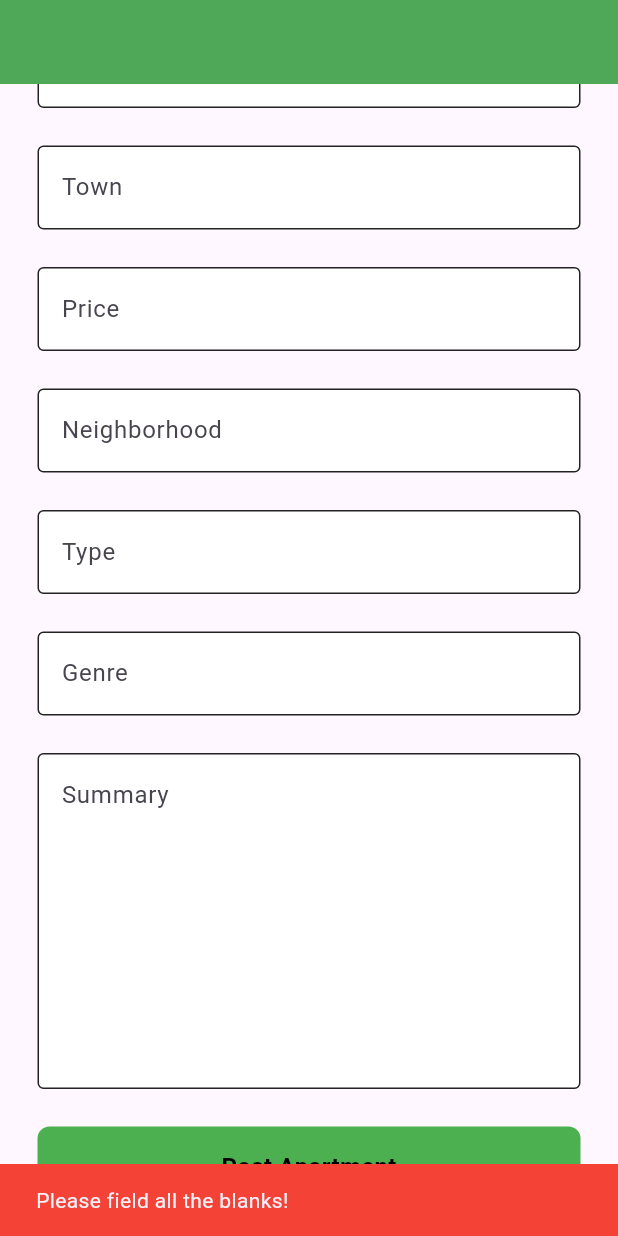
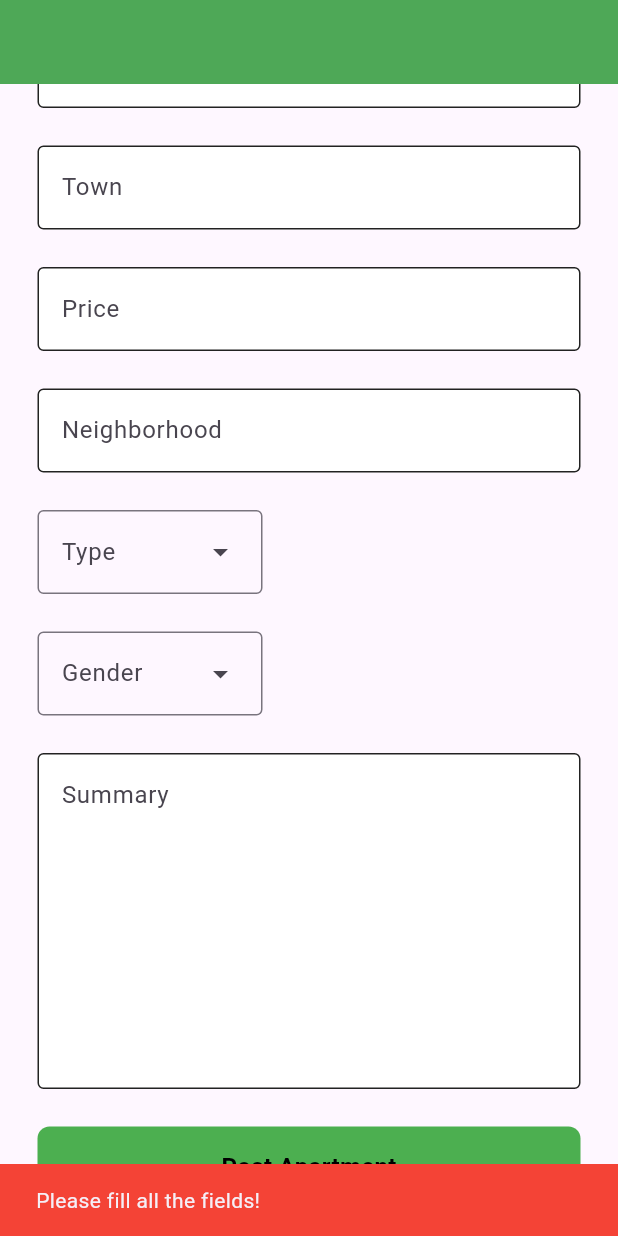
Before and after one commit to benjaminCMD/upr-housing, a Flutter app: the screen it shows once a user with an empty profile is signed in, scrolled down 65 dp, after a tap on "Post Apartment", on a phone screen of 412 x 824 dp. Run offline on Flutter 3.47's test engine with Material 3 defaults, Android fonts, the phone set to English and light mode, and no system bars; our stand-ins replace cloud_firestore, firebase_auth, firebase_core; accounts and stored records are empty.

Commit message:
Implemented dropdown to posting apartments, fixed typos of 'Genre' to 'Gender', and added appbar.

```diff
--- /dev/null
+++ b/lib/components/my_dropdown.dart
@@ -0,0 +1,29 @@
+import 'package:flutter/material.dart';
+class MyDropdown extends StatelessWidget {
+  final String text;
+  final List items;
+  final Function(String?) selectedValue; // Function needs to be created on parent widget to access selected value
+
+  const MyDropdown({
+    super.key,
+    required this.text,
+    required this.items,
+    required this.selectedValue
+    });
+
+
+  @override
+  Widget build(BuildContext context) {
+    return Padding(
+      padding: const EdgeInsets.symmetric(horizontal: 25.0),
+      child: DropdownMenu(
+        width: 150,
+        hintText: text,
+        dropdownMenuEntries: items.map((e) => DropdownMenuEntry(value: e, label: e),).toList(),
+        onSelected: (value) {
+          selectedValue(value);
+        },
+        ),
+    );
+  }
+}
--- a/lib/model/apartments.dart
+++ b/lib/model/apartments.dart
@@ -4,14 +4,14 @@ import 'dart:math';
 import 'package:cloud_firestore/cloud_firestore.dart';
 
 class Apartment {
-  Future<void> addApartment(aTitle, aTown, aPrice, aNeighborhood, aType, aGenre,aSummary, uID) async {
+  Future<void> addApartment(aTitle, aTown, aPrice, aNeighborhood, aType, aGender,aSummary, uID) async {
     DocumentReference<Map<String, dynamic>> docRef = await FirebaseFirestore.instance.collection('Apartments').add({
       'Apartment_title': aTitle,
       'Town': aTown,
       'Price': aPrice,
       'Neighborhood': aNeighborhood,
       'Type': aType,
-      'Genre':aGenre,
+      'Gender':aGender,
       'Summary':aSummary,
       'uID' : uID,
     });
--- a/lib/pages/posting_Apt.dart
+++ b/lib/pages/posting_Apt.dart
@@ -1,11 +1,13 @@
 import 'package:firebase_auth/firebase_auth.dart';
 import 'package:flutter/material.dart';
 import 'package:upr_housing/components/my_button.dart';
+import 'package:upr_housing/components/my_dropdown.dart';
 import 'package:upr_housing/components/my_largetextfield.dart';
 import 'package:upr_housing/components/my_textfield.dart';
 // import 'package:cloud_firestore/cloud_firestore.dart';
 import 'package:upr_housing/model/apartments.dart';
 import 'package:upr_housing/pages/home_page.dart';
+
 
 class PostingAptApp extends StatefulWidget {
   const PostingAptApp({super.key});
@@ -15,13 +17,28 @@ class PostingAptApp extends StatefulWidget {
 }
 
 class PostingAptAppState extends State<PostingAptApp> {
+
+  // Available dropdowns with their initial values, new dropdowns should be added here with respective key.
+  Map<String, String?> dropDownInitialValues = {
+    'aType': null,
+    'aGender': null,
+  };
+  // List of items for the dropdowns
+  List<String> types = ['Apartment', 'Studio', 'Dorm'];
+  List<String> genders = ['Male', 'Female', 'Any'];
+
+  // Function to update the value of the dictionary above
+  void selectedDropdownValue(String key, String? newValue){
+    setState(() {
+      dropDownInitialValues[key] = newValue;
+    });
+  }
+
   //Creating Controller for each one of the boxes, in order to save the information
   TextEditingController aTitleController = TextEditingController();
   TextEditingController aTownController = TextEditingController();
   TextEditingController aNeighborhoodController = TextEditingController();
   TextEditingController aPriceController = TextEditingController();
-  TextEditingController aType = TextEditingController();
-  TextEditingController aGenre = TextEditingController();
   TextEditingController aSummary = TextEditingController();
 
   Apartment apt = Apartment(); //Create class Apartment
@@ -56,15 +73,17 @@ class PostingAptAppState extends State<PostingAptApp> {
             hintText: 'Neighborhood',
             obscureText: false),
         const SizedBox(height: 25),
-        MyTextField(
-            controller: aType,
-            hintText: 'Type',
-            obscureText: false),
+        MyDropdown(
+          text: 'Type',
+          items: types,
+          selectedValue: (value) => selectedDropdownValue('aType', value), // Passes value of dropdown to update dictionary
+          ),
         const SizedBox(height: 25),
-        MyTextField(
-            controller: aGenre,
-            hintText: 'Genre',
-            obscureText: false),
+        MyDropdown(
+          text: 'Gender',
+          items: genders,
+          selectedValue: (value) => selectedDropdownValue('aGender', value),
+          ),
         const SizedBox(height: 25),
         MyLargetextfield(
             controller: aSummary,
@@ -78,12 +97,11 @@ class PostingAptAppState extends State<PostingAptApp> {
                   aTownController.text.trim().isEmpty ||
                   aPriceController.text.trim().isEmpty ||
                   aNeighborhoodController.text.trim().isEmpty||
-                  aType.text.trim().isEmpty||
-                  aGenre.text.trim().isEmpty||
+                  dropDownInitialValues.containsValue(null)|| // if any of the dropdown initial values are still null
                   aSummary.text.trim().isEmpty) {
                 ScaffoldMessenger.of(context).showSnackBar(
                   SnackBar(
-                    content: Text('Please field all the blanks!'),
+                    content: Text('Please fill all the fields!'),
                     backgroundColor: Colors.red,
                   ),
                 );
@@ -93,8 +111,8 @@ class PostingAptAppState extends State<PostingAptApp> {
                   aTownController.text,
                   aPriceController.text,
                   aNeighborhoodController.text,
-                  aType.text,
-                  aGenre.text,
+                  dropDownInitialValues['aType'],
+                  dropDownInitialValues['aGender'],
                   aSummary.text,
                   FirebaseAuth.instance.currentUser!.uid
                 );
```
